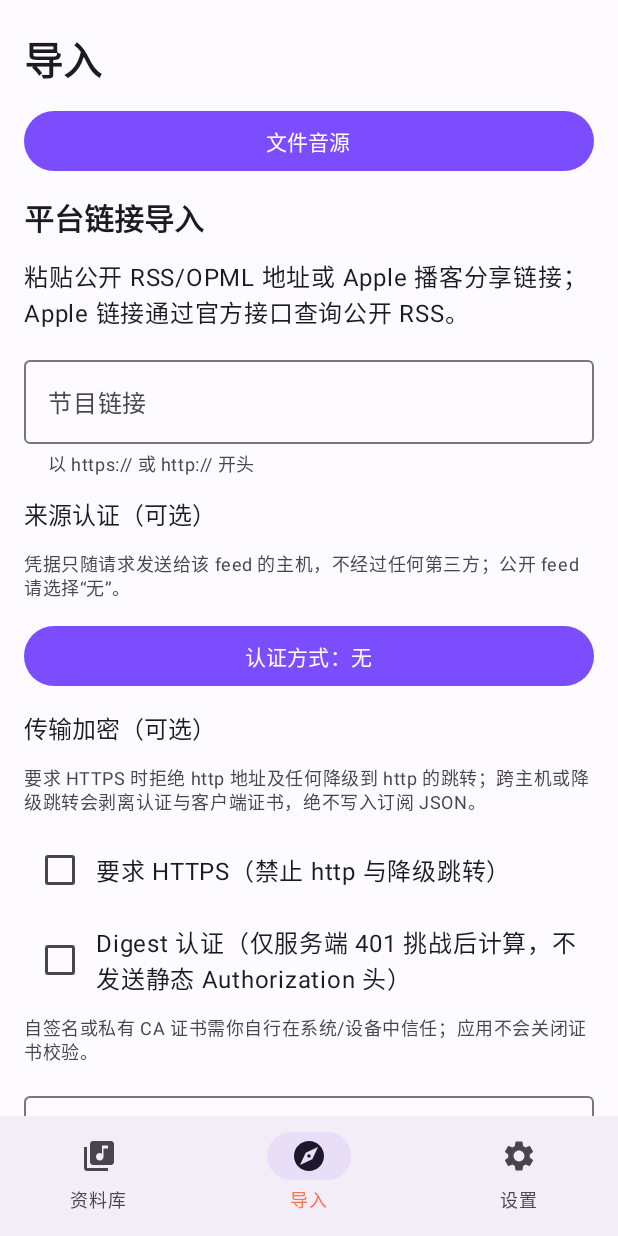
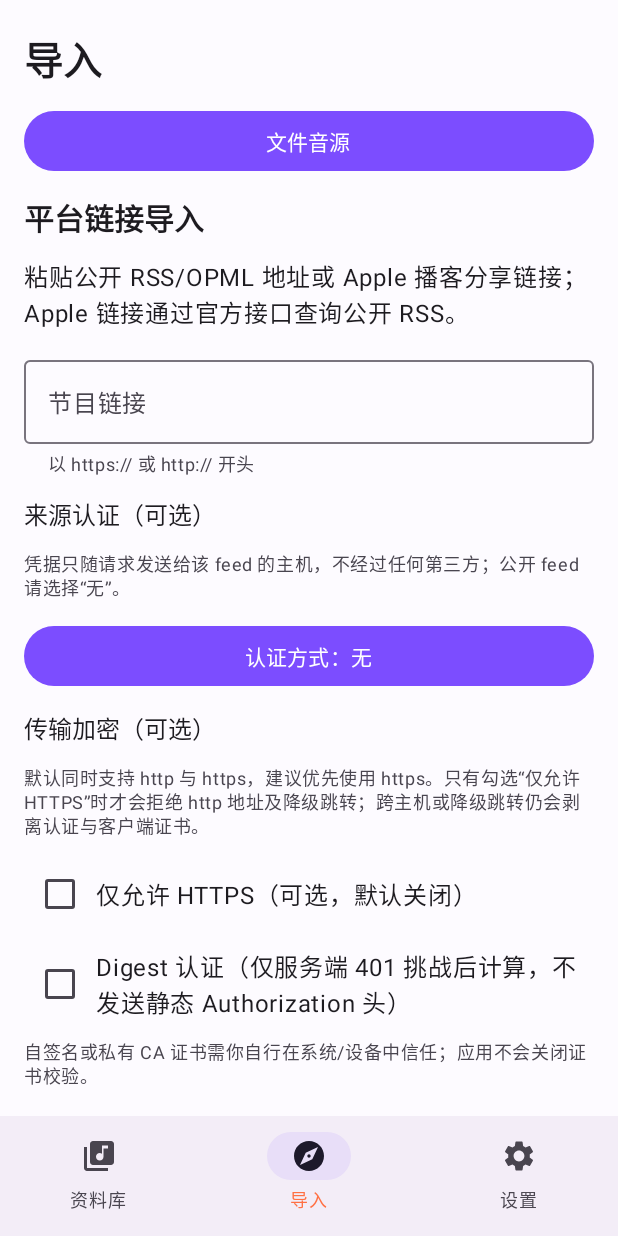
Before and after one commit to Luca4Don3/podcast, an Android app built with Jetpack Compose: the DiscoverScreen screen opened through its navigation route, on a phone screen of 412 x 824 dp. Run offline under Robolectric (Android 15) with nearby library versions, the phone set to English and light mode, and no system bars; pictures from the network do not load.

Commit message:
Make HTTPS optional and allow HTTP podcast audio

```diff
--- a/android/app/src/main/java/com/podcastapp/ui/discover/DiscoverScreen.kt
+++ b/android/app/src/main/java/com/podcastapp/ui/discover/DiscoverScreen.kt
@@ -209,7 +209,7 @@ fun DiscoverScreen(
 
         Text("传输加密（可选）", Modifier.semantics { heading() }, style = MaterialTheme.typography.titleMedium)
         Text(
-            "要求 HTTPS 时拒绝 http 地址及任何降级到 http 的跳转；跨主机或降级跳转会剥离认证与客户端证书，绝不写入订阅 JSON。",
+            "默认同时支持 http 与 https，建议优先使用 https。只有勾选“仅允许 HTTPS”时才会拒绝 http 地址及降级跳转；跨主机或降级跳转仍会剥离认证与客户端证书。",
             style = MaterialTheme.typography.bodySmall,
             color = MaterialTheme.colorScheme.onSurfaceVariant,
         )
@@ -219,7 +219,7 @@ fun DiscoverScreen(
                 onCheckedChange = { requireHttps = it },
                 enabled = !state.loading,
             )
-            Text("要求 HTTPS（禁止 http 与降级跳转）")
+            Text("仅允许 HTTPS（可选，默认关闭）")
         }
         Row(verticalAlignment = Alignment.CenterVertically) {
             Checkbox(
```
Also changed, not shown: 3 other files.
